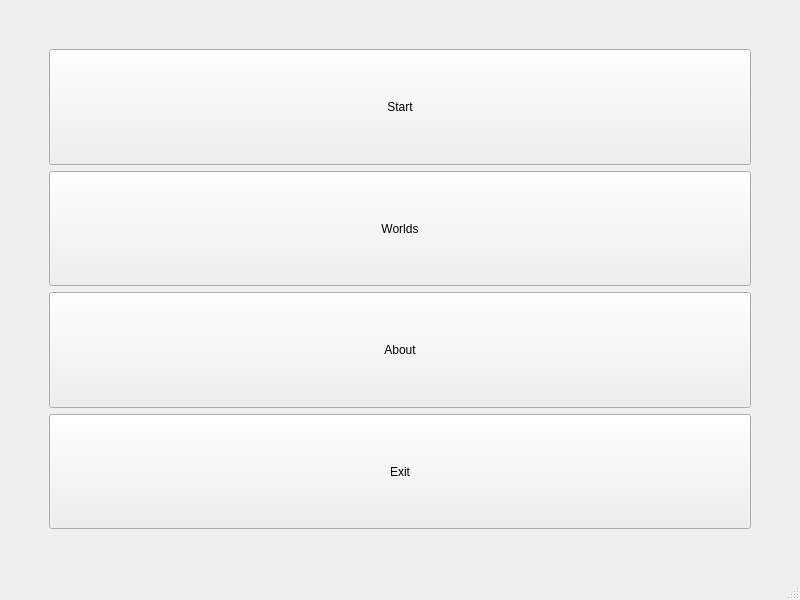
Qt form MainMenu.ui (nektonick/AccentTest2.0) before a commit.
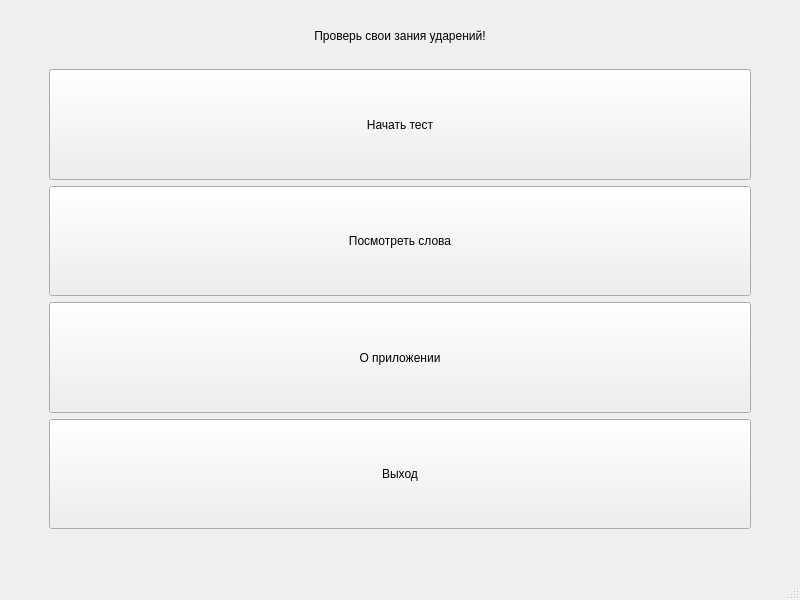
The same form after that commit.

Commit message: Styles fix 2.0; WordsTable added.

Diff of the .ui file:
```diff
--- a/MainMenu.ui
+++ b/MainMenu.ui
@@ -15,8 +15,30 @@
   </property>
   <widget class="QWidget" name="centralwidget">
    <layout class="QGridLayout" name="gridLayout_2">
-    <item row="0" column="1">
-     <spacer name="verticalSpacer">
+    <item row="1" column="1">
+     <widget class="QLabel" name="label">
+      <property name="sizePolicy">
+       <sizepolicy hsizetype="Preferred" vsizetype="Fixed">
+        <horstretch>0</horstretch>
+        <verstretch>45</verstretch>
+       </sizepolicy>
+      </property>
+      <property name="text">
+       <string>Проверь свои зания ударений!</string>
+      </property>
+      <property name="textFormat">
+       <enum>Qt::AutoText</enum>
+      </property>
+      <property name="alignment">
+       <set>Qt::AlignCenter</set>
+      </property>
+      <property name="wordWrap">
+       <bool>false</bool>
+      </property>
+     </widget>
+    </item>
+    <item row="2" column="1">
+     <spacer name="verticalSpacer_3">
       <property name="orientation">
        <enum>Qt::Vertical</enum>
       </property>
@@ -25,29 +47,13 @@
       </property>
       <property name="sizeHint" stdset="0">
        <size>
-        <width>40</width>
-        <height>40</height>
+        <width>20</width>
+        <height>20</height>
        </size>
       </property>
      </spacer>
     </item>
-    <item row="1" column="0">
-     <spacer name="horizontalSpacer_2">
-      <property name="orientation">
-       <enum>Qt::Horizontal</enum>
-      </property>
-      <property name="sizeType">
-       <enum>QSizePolicy::Fixed</enum>
-      </property>
-      <property name="sizeHint" stdset="0">
-       <size>
-        <width>40</width>
-        <height>40</height>
-       </size>
-      </property>
-     </spacer>
-    </item>
-    <item row="3" column="1">
+    <item row="5" column="1">
      <spacer name="verticalSpacer_2">
       <property name="orientation">
        <enum>Qt::Vertical</enum>
@@ -63,10 +69,26 @@
       </property>
      </spacer>
     </item>
-    <item row="1" column="1" rowspan="2">
+    <item row="3" column="2">
+     <spacer name="horizontalSpacer">
+      <property name="orientation">
+       <enum>Qt::Horizontal</enum>
+      </property>
+      <property name="sizeType">
+       <enum>QSizePolicy::Fixed</enum>
+      </property>
+      <property name="sizeHint" stdset="0">
+       <size>
+        <width>40</width>
+        <height>40</height>
+       </size>
+      </property>
+     </spacer>
+    </item>
+    <item row="3" column="1" rowspan="2">
      <layout class="QVBoxLayout" name="verticalLayout">
       <property name="sizeConstraint">
-       <enum>QLayout::SetMaximumSize</enum>
+       <enum>QLayout::SetNoConstraint</enum>
       </property>
       <item>
        <widget class="QPushButton" name="StartButton">
@@ -77,7 +99,7 @@
          </sizepolicy>
         </property>
         <property name="text">
-         <string>Start</string>
+         <string>Начать тест</string>
         </property>
        </widget>
       </item>
@@ -90,7 +112,7 @@
          </sizepolicy>
         </property>
         <property name="text">
-         <string>Worlds</string>
+         <string>Посмотреть слова</string>
         </property>
        </widget>
       </item>
@@ -103,7 +125,7 @@
          </sizepolicy>
         </property>
         <property name="text">
-         <string>About</string>
+         <string>О приложении</string>
         </property>
        </widget>
       </item>
@@ -116,14 +138,14 @@
          </sizepolicy>
         </property>
         <property name="text">
-         <string>Exit</string>
+         <string>Выход</string>
         </property>
        </widget>
       </item>
      </layout>
     </item>
-    <item row="1" column="2">
-     <spacer name="horizontalSpacer">
+    <item row="3" column="0">
+     <spacer name="horizontalSpacer_2">
       <property name="orientation">
        <enum>Qt::Horizontal</enum>
       </property>
@@ -138,6 +160,22 @@
       </property>
      </spacer>
     </item>
+    <item row="0" column="1">
+     <spacer name="verticalSpacer">
+      <property name="orientation">
+       <enum>Qt::Vertical</enum>
+      </property>
+      <property name="sizeType">
+       <enum>QSizePolicy::Fixed</enum>
+      </property>
+      <property name="sizeHint" stdset="0">
+       <size>
+        <width>40</width>
+        <height>20</height>
+       </size>
+      </property>
+     </spacer>
+    </item>
    </layout>
   </widget>
   <widget class="QMenuBar" name="menubar">
```
The commit also changes 7 other files.
